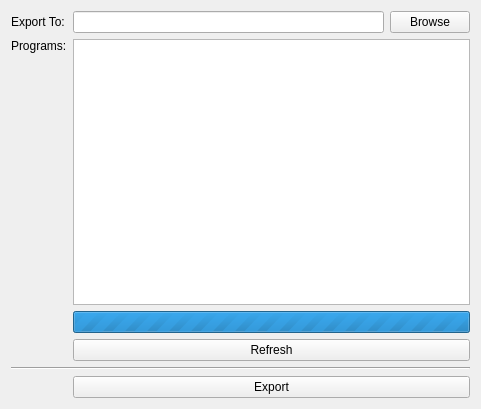
Qt form src/brickv/plugin_system/plugins/red/ui/red_tab_importexport_export.ui (Tinkerforge/brickv) before a commit.
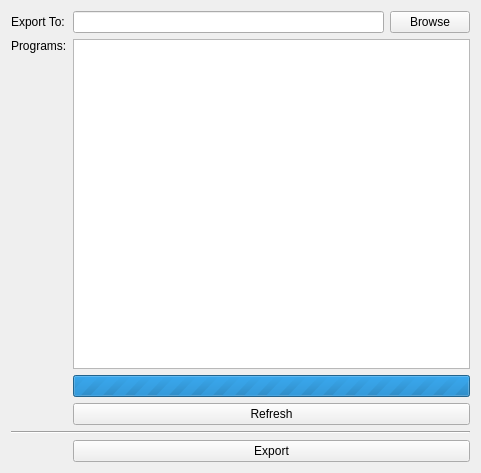
The same form after that commit.

```diff
--- a/src/brickv/plugin_system/plugins/red/ui/red_tab_importexport_export.ui
+++ b/src/brickv/plugin_system/plugins/red/ui/red_tab_importexport_export.ui
@@ -7,7 +7,7 @@
     <x>0</x>
     <y>0</y>
     <width>481</width>
-    <height>409</height>
+    <height>473</height>
    </rect>
   </property>
   <property name="windowTitle">
```
Left out of the diff: 6 changed lines with no effect on the pictures.
